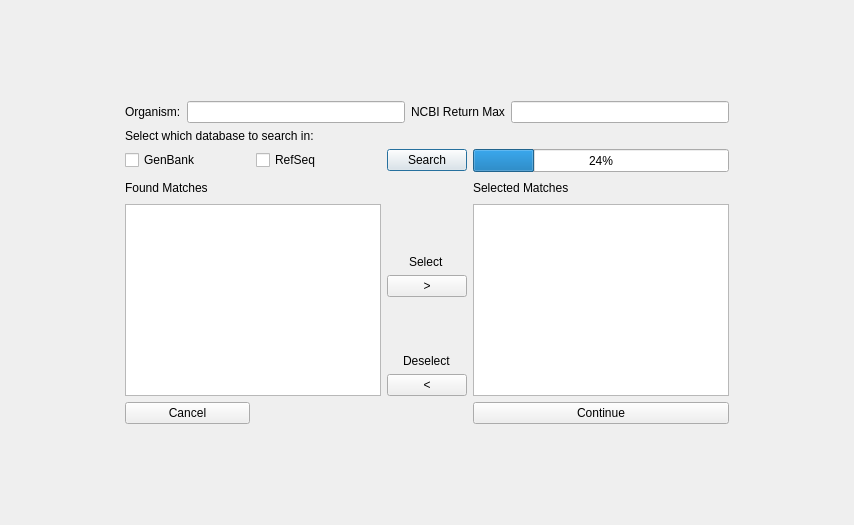
The window that NCBI_File_Search.ui (bdoze90/CASPERapp) describes before a commit, drawn with Qt 5.
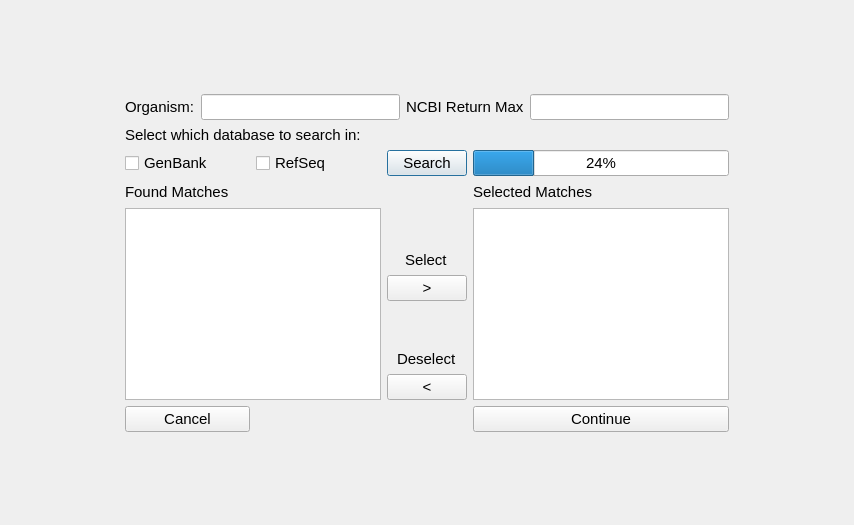
The same window after the commit.

What changed in the file:
```diff
--- a/NCBI_File_Search.ui
+++ b/NCBI_File_Search.ui
@@ -10,6 +10,11 @@
     <height>525</height>
    </rect>
   </property>
+  <property name="font">
+   <font>
+    <pointsize>11</pointsize>
+   </font>
+  </property>
   <property name="windowTitle">
    <string>Dialog</string>
   </property>
```
